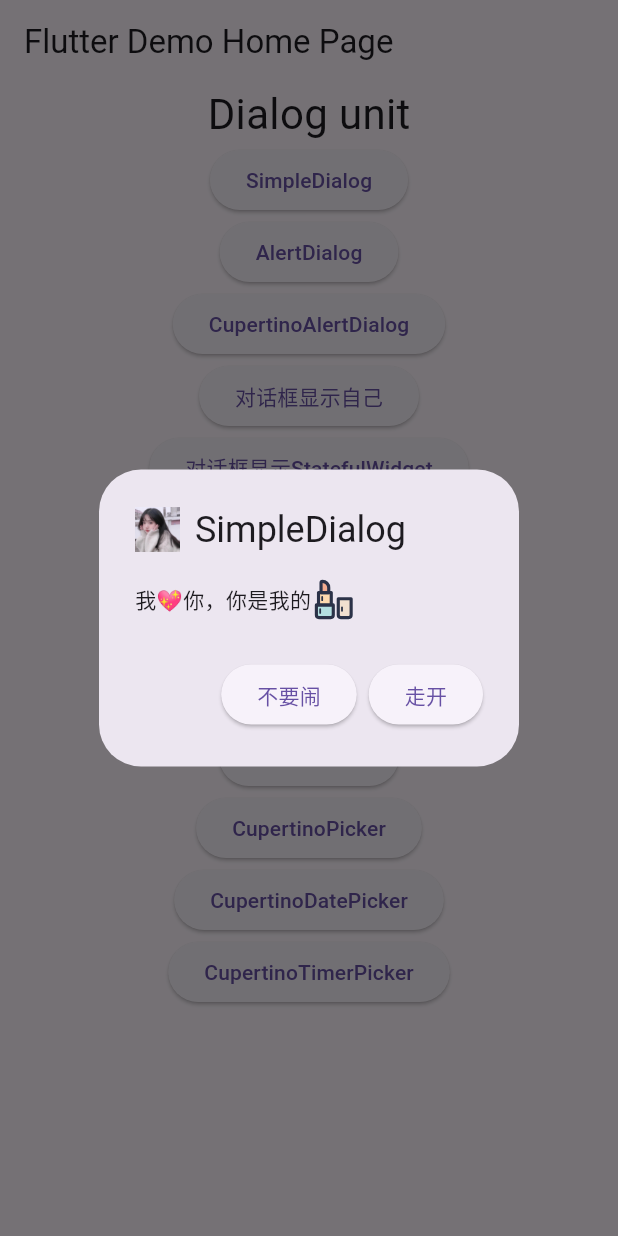
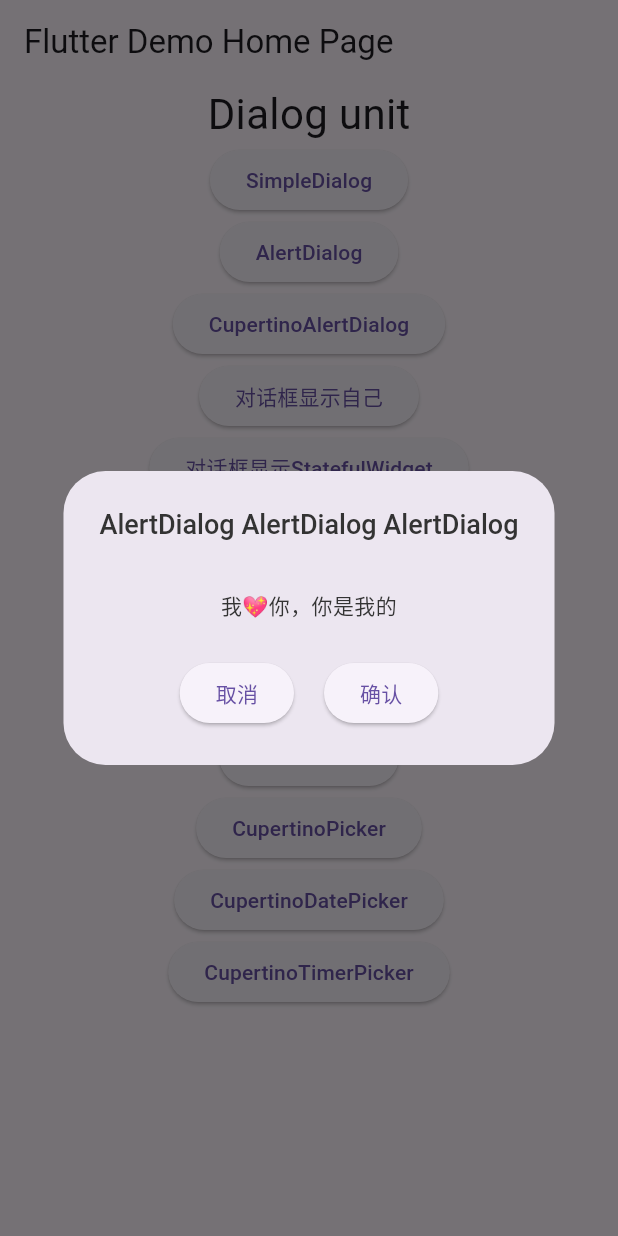
Before and after one commit to Huawei-yuan/fluttermodule, a Flutter app: the screen it shows after launch, after a tap on "AlertDialog", on a phone screen of 412 x 824 dp. Run offline on Flutter 3.47's test engine with Material 2 defaults, Android fonts, the phone set to English and light mode, and no system bars; our stand-ins replace dio, flutter_redux, flutter_svg, get, logger, redux and 1 more.

Commit message:
自定义弹框组件

```diff
--- a/lib/customwidgets/DialogShow.dart
+++ b/lib/customwidgets/DialogShow.dart
@@ -5,6 +5,7 @@ import 'package:flutter/cupertino.dart';
 import 'package:flutter/material.dart';
 import 'package:fluttermodule/Loger/AppLoger.dart';
 import 'package:flutter_svg/flutter_svg.dart';
+import 'package:fluttermodule/util/DialogUtil.dart';
 
 /// 一个各种对话框展示组件
 class DialogShow extends StatefulWidget {
@@ -76,119 +77,127 @@ _showSimpleDialog(BuildContext context) {
     "云深不知处禁止魏无羡入内,不可吹笛"
   ];
 
-  showDialog(
-      context: context,
-      builder: (context) {
-        return SimpleDialog(
-          title: title,
-          children: strs
-              .map((e) => SimpleDialogOption(
-                    onPressed: () {
-                      loger.d("on $e Click");
-                      Navigator.of(context).pop();
-                    },
-                    child: Row(
-                      children: [
-                        const Icon(Icons.turned_in_outlined),
-                        Expanded(child: Text(e))
-                      ],
-                    ),
-                  ))
-              .toList(),
-        );
-      });
+  DialogUtil.showSimpleDialog(context: context, title: "SimpleDialog SimpleDialog", options: strs, onOptionSelected: (index) {
+    loger.d("showSimpleDialog on $index Click");
+  });
+
+  // showDialog(
+  //     context: context,
+  //     builder: (context) {
+  //       return SimpleDialog(
+  //         title: title,
+  //         children: strs
+  //             .map((e) => SimpleDialogOption(
+  //                   onPressed: () {
+  //                     loger.d("on $e Click");
+  //                     Navigator.of(context).pop();
+  //                   },
+  //                   child: Row(
+  //                     children: [
+  //                       const Icon(Icons.turned_in_outlined),
+  //                       Expanded(child: Text(e))
+  //                     ],
+  //                   ),
+  //                 ))
+  //             .toList(),
+  //       );
+  //     });
 }
 
 _showAlertDialog(BuildContext context) {
   loger.d("_showAlertDialog context= $context");
-  final title = Row(children: [
-    Image.asset(
-      "assets/images/default_head.png",
-      width: 30,
-      height: 30,
-    ),
-    const SizedBox(width: 10),
-    const Text("SimpleDialog"),
-  ]);
+  // final title = Row(children: [
+  //   Image.asset(
+  //     "assets/images/default_head.png",
+  //     width: 30,
+  //     height: 30,
+  //   ),
+  //   const SizedBox(width: 10),
+  //   const Text("SimpleDialog"),
+  // ]);
+  //
+  // var content = Row(
+  //   //内容
+  //   children: <Widget>[
+  //     Text("我💖你，你是我的"),
+  //     SvgPicture.asset(
+  //       "assets/svg/icon_lipstick.svg",
+  //       width: 30,
+  //       height: 30,
+  //     )
+  //   ],
+  // );
 
-  var content = Row(
-    //内容
-    children: <Widget>[
-      Text("我💖你，你是我的"),
-      SvgPicture.asset(
-        "assets/svg/icon_lipstick.svg",
-        width: 30,
-        height: 30,
-      )
-    ],
-  );
+  DialogUtil.showAlertDialog(context: context, title: "AlertDialog AlertDialog AlertDialog", content: "我💖你，你是我的");
 
-  showDialog(
-      context: context,
-      builder: (context) => AlertDialog(
-            title: title,
-            content: content,
-            actions: [
-              ElevatedButton(
-                  onPressed: () {
-                    loger.d("on 不要闹 Click");
-                    Navigator.of(context).pop();
-                  },
-                  child: const Text("不要闹")),
-              ElevatedButton(
-                  onPressed: () {
-                    loger.d("on 走开 Click");
-                    Navigator.of(context).pop();
-                  },
-                  child: const Text("走开"))
-            ],
-          ));
+  // showDialog(
+  //     context: context,
+  //     builder: (context) => AlertDialog(
+  //           title: title,
+  //           content: content,
+  //           actions: [
+  //             ElevatedButton(
+  //                 onPressed: () {
+  //                   loger.d("on 不要闹 Click");
+  //                   Navigator.of(context).pop();
+  //                 },
+  //                 child: const Text("不要闹")),
+  //             ElevatedButton(
+  //                 onPressed: () {
+  //                   loger.d("on 走开 Click");
+  //                   Navigator.of(context).pop();
+  //                 },
+  //                 child: const Text("走开"))
+  //           ],
+  //         ));
 }
 
 _showCupertinoAlertDialog(BuildContext context) {
   loger.d("_showCupertinoAlertDialog context= $context");
-  final title = Row(children: [
-    Image.asset(
-      "assets/images/default_head.png",
-      width: 30,
-      height: 30,
-    ),
-    const SizedBox(width: 10),
-    const Text("SimpleDialog"),
-  ]);
+  DialogUtil.showCupertinoAlertDialog(context: context, title: "CupertinoAlertDialog", content: "我💖你，你是我的");
 
-  var content = Row(
-    //内容
-    children: <Widget>[
-      Text("我💖你，你是我的"),
-      SvgPicture.asset(
-        "assets/svg/icon_lipstick.svg",
-        width: 30,
-        height: 30,
-      )
-    ],
-  );
-
-  showDialog(
-      context: context,
-      builder: (context) => CupertinoAlertDialog(
-            title: title,
-            content: content,
-            actions: [
-              CupertinoButton(
-                  onPressed: () {
-                    loger.d("on 不要闹 Click");
-                    Navigator.pop(context);
-                  },
-                  child: const Text("不要闹")),
-              CupertinoButton(
-                  onPressed: () {
-                    loger.d("on 走开 Click");
-                    Navigator.pop(context);
-                  },
-                  child: const Text("走开"))
-            ],
-          ));
+  // final title = Row(children: [
+  //   Image.asset(
+  //     "assets/images/default_head.png",
+  //     width: 30,
+  //     height: 30,
+  //   ),
+  //   const SizedBox(width: 10),
+  //   const Text("SimpleDialog"),
+  // ]);
+  //
+  // var content = Row(
+  //   //内容
+  //   children: <Widget>[
+  //     Text("我💖你，你是我的"),
+  //     SvgPicture.asset(
+  //       "assets/svg/icon_lipstick.svg",
+  //       width: 30,
+  //       height: 30,
+  //     )
+  //   ],
+  // );
+  //
+  // showDialog(
+  //     context: context,
+  //     builder: (context) => CupertinoAlertDialog(
+  //           title: title,
+  //           content: content,
+  //           actions: [
+  //             CupertinoButton(
+  //                 onPressed: () {
+  //                   loger.d("on 不要闹 Click");
+  //                   Navigator.pop(context);
+  //                 },
+  //                 child: const Text("不要闹")),
+  //             CupertinoButton(
+  //                 onPressed: () {
+  //                   loger.d("on 走开 Click");
+  //                   Navigator.pop(context);
+  //                 },
+  //                 child: const Text("走开"))
+  //           ],
+  //         ));
 }
 
 _showWidgetDialog(BuildContext context) {
@@ -247,7 +256,8 @@ _showStatefulWidgetDialog(BuildContext context) {
     ));
   });
 
-  showDialog(context: context, builder: (ctx) => statefulBuilder);
+  DialogUtil.showStatefulWidgetDialog(context: context, statefulBuilder: statefulBuilder);
+  // showDialog(context: context, builder: (ctx) => statefulBuilder);
 }
 
 _showScaffold(BuildContext context) {
--- /dev/null
+++ b/lib/util/DialogUtil.dart
@@ -0,0 +1,255 @@
+import 'package:flutter/material.dart';
+import 'package:flutter/cupertino.dart';
+import 'package:fluttermodule/constants/AppColors.dart';
+
+///DialogUtil
+class DialogUtil {
+  ///显示简单 多选项弹框，选项按钮竖向居中排列
+  static Future<void> showSimpleDialog({
+    required BuildContext context,
+    String? title, //标题
+    List<String> options = const [], //选项
+    Function(int)? onOptionSelected, //选中回调
+  }) async {
+    showDialog(
+      context: context,
+      builder: (BuildContext context) {
+        return SimpleDialog(
+          title: title != null ? _buildTitleWidget(context, title) : null,
+          children:
+              _buildSimpleDialogOptions(context, options, onOptionSelected),
+        );
+      },
+    );
+  }
+
+  static _buildSimpleDialogOptions(BuildContext context, List<String> options,
+      Function(int)? onOptionSelected) {
+
+
+
+    return List.generate(options.length, (index) {
+      return Container(
+        margin: const EdgeInsets.symmetric(vertical: 5.0, horizontal: 25),
+        padding: const EdgeInsets.only(left: 15, right: 15, top: 10, bottom: 10),
+        decoration: BoxDecoration(
+          color: AppColors.color_F5F6FA, // 背景颜色
+          borderRadius: BorderRadius.circular(60.0), // 圆角
+        ),
+        height: 45,
+        child: InkWell(
+          onTap: () {
+            onOptionSelected?.call(index);
+            Navigator.of(context).pop();
+          },
+          child: Center(
+            child: Text(
+              options[index],
+              style: const TextStyle(
+                fontSize: 14,
+                color: AppColors.color_FF7C8190, // 文字颜色
+              ),
+              overflow: TextOverflow.ellipsis, // 自动省略号
+            ),
+          ),
+        ),
+      );
+      });
+  }
+
+  static Future<void> showAlertDialog({
+    required BuildContext context,
+    String? title,
+    String? content,
+    String? confirmText = '确认',
+    String? cancelText = '取消',
+    Function? onConfirm,
+    Function? onCancel,
+  }) async {
+    return showDialog(
+      context: context,
+      builder: (BuildContext context) {
+        return AlertDialog(
+          title: title != null ? _buildTitleWidget(context, title) : null,
+          content: content != null ? _buildContentText(context, content) : null,
+          actions: _buildAlertDialogActions(
+            context,
+            confirmText,
+            cancelText,
+            onConfirm,
+            onCancel,
+          ),
+        );
+      },
+    );
+  }
+
+  static List<Widget> _buildAlertDialogActions(
+    BuildContext context,
+    String? confirmText,
+    String? cancelText,
+    Function? onConfirm,
+    Function? onCancel,
+  ) {
+    List<Widget> actions = [];
+
+    if (cancelText != null) {
+      actions.add(
+        ElevatedButton(
+          onPressed: () {
+            onCancel != null ? onCancel() : null;
+            Navigator.of(context).pop();
+          },
+          child: Text(cancelText),
+        ),
+      );
+    }
+
+    if (confirmText != null) {
+      actions.add(
+        ElevatedButton(
+          onPressed: () {
+            onConfirm != null ? onConfirm() : null;
+            Navigator.of(context).pop();
+          },
+          child: Text(confirmText),
+        ),
+      );
+    }
+
+    return _centerAlignActionsIfNeeded(actions);
+  }
+
+  static List<Widget> _centerAlignActionsIfNeeded(List<Widget> actions) {
+    if (actions.length == 1) {
+      return [
+        Center(
+          child: actions[0],
+        ),
+      ];
+    } else if (actions.length == 2) {
+      return [
+        Row(
+          mainAxisAlignment: MainAxisAlignment.center,
+          children: [
+            actions[0],
+            const SizedBox(width: 20),
+            actions[1],
+          ],
+        ),
+      ];
+    } else {
+      return actions;
+    }
+  }
+
+  static Future<void> showCupertinoAlertDialog({
+    required BuildContext context,
+    String? title,
+    String? content,
+    String? confirmText = '确认',
+    String? cancelText = '取消',
+    Function? onConfirm,
+    Function? onCancel,
+  }) async {
+    return showCupertinoDialog(
+      context: context,
+      builder: (BuildContext context) {
+        return CupertinoAlertDialog(
+          title: title != null ? _buildTitleWidget(context, title) : null,
+          content: content != null ? _buildContentText(context, content) : null,
+          actions: _buildCupertinoDialogActions(
+            context,
+            confirmText,
+            cancelText,
+            onConfirm,
+            onCancel,
+          ),
+        );
+      },
+    );
+  }
+
+  static List<Widget> _buildCupertinoDialogActions(
+      BuildContext context,
+      String? confirmText,
+      String? cancelText,
+      Function? onConfirm,
+      Function? onCancel,
+      ) {
+    List<Widget> actions = [];
+
+    if (cancelText != null) {
+      actions.add(
+        CupertinoButton(
+          onPressed: () {
+            onCancel != null ? onCancel() : null;
+            Navigator.of(context).pop();
+          },
+          child: Text(cancelText),
+        ),
+      );
+    }
+
+    if (confirmText != null) {
+      actions.add(
+        CupertinoButton(
+          onPressed: () {
+            onConfirm != null ? onConfirm() : null;
+            Navigator.of(context).pop();
+          },
+          child: Text(confirmText),
+        ),
+      );
+    }
+
+    return actions;
+  }
+
+
+  static Future<void> showStatefulWidgetDialog({
+    required BuildContext context,
+    required StatefulBuilder statefulBuilder
+  }) async {
+    return showDialog(
+      context: context,
+      builder: (ctx) => statefulBuilder,
+    );
+  }
+
+  static Widget _buildTitleWidget(BuildContext context, String title) {
+    return Container(
+      constraints: BoxConstraints(
+        maxWidth: MediaQuery.of(context).size.width -
+            35.0, // 48.0 is the default horizontal padding
+      ),
+      child: Center(
+        child: Text(
+          title,
+          textAlign: TextAlign.center,
+          style: const TextStyle(fontSize: 18, color: AppColors.color_333333, fontWeight: FontWeight.w500),
+        ),
+      ),
+    );
+  }
+
+  static Widget _buildContentText(BuildContext context, String content) {
+    return SingleChildScrollView(
+      scrollDirection: Axis.vertical,
+      child: Container(
+        padding: const EdgeInsets.only(top: 15),
+        constraints: BoxConstraints(
+          maxWidth: MediaQuery.of(context).size.width -
+              48.0, // 48.0 is the default horizontal padding
+        ),
+        child: Center(
+          child: Text(
+            content,
+            textAlign: TextAlign.center,
+            style: const TextStyle(fontSize: 14, color: AppColors.color_333333),
+          ),
+        ),
+      ),
+    );
+  }
+}
```
Also changed, not shown: lib/constants/AppColors.dart (added, +11 -0 lines).
